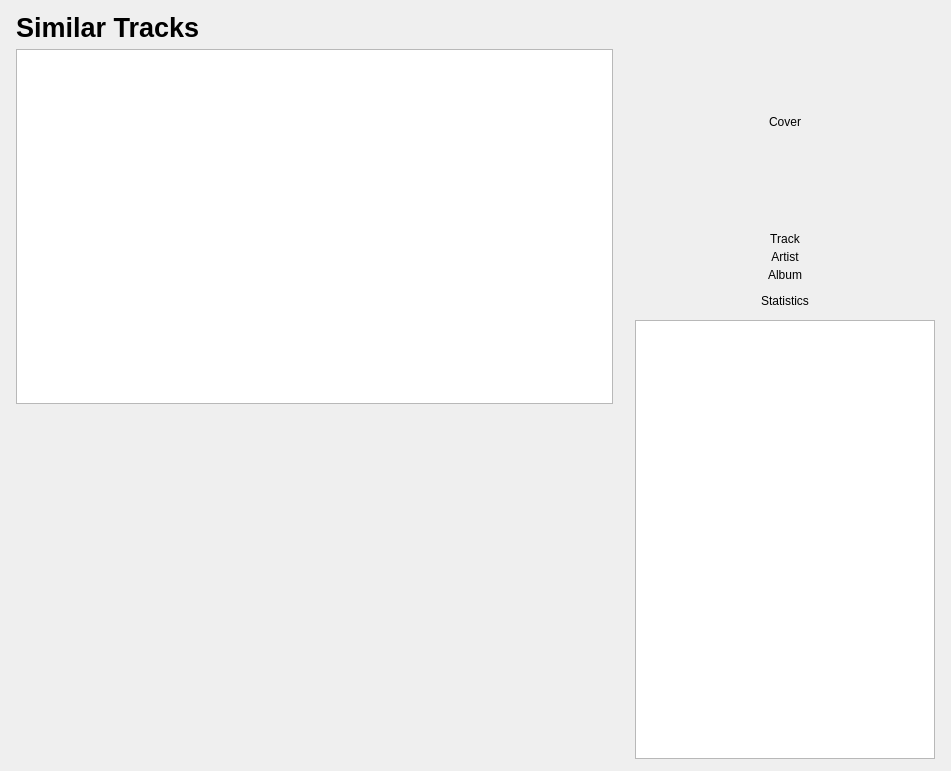
tomahawk-player/tomahawk, file src/libtomahawk/widgets/infowidgets/TrackInfoWidget.ui: the form before one commit.
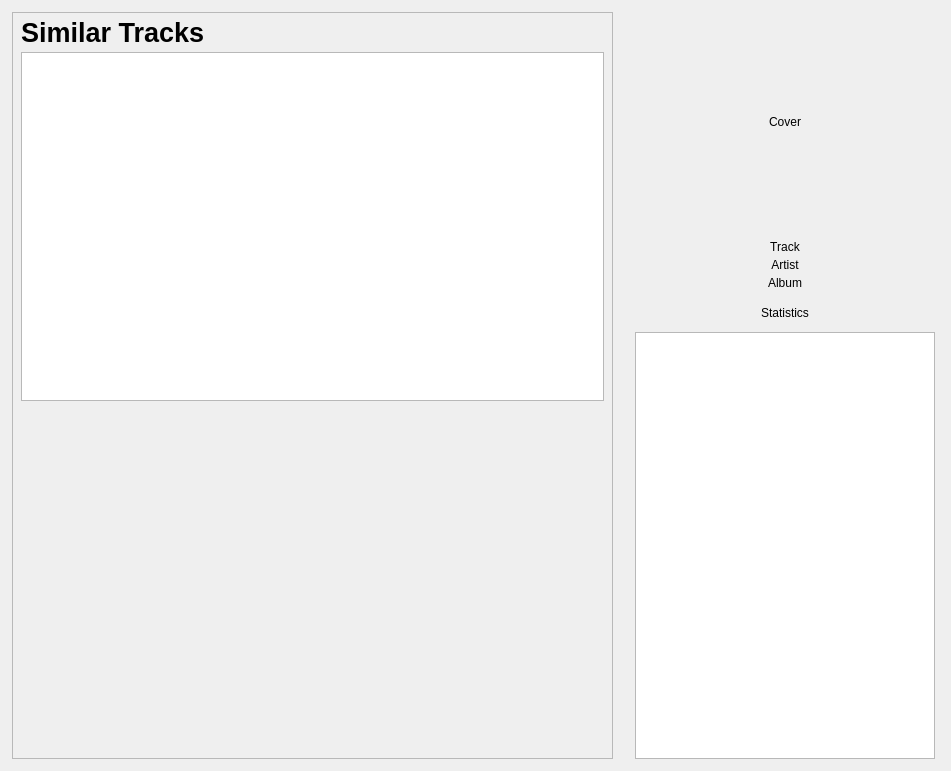
The form after the commit. Custom widgets are drawn as their Qt base class.

Commit message: * Tweaked track page some more.

Patch:
```diff
--- a/src/libtomahawk/widgets/infowidgets/TrackInfoWidget.ui
+++ b/src/libtomahawk/widgets/infowidgets/TrackInfoWidget.ui
@@ -20,7 +20,7 @@
    <item>
     <layout class="QHBoxLayout" name="horizontalLayout_3">
      <property name="leftMargin">
-      <number>16</number>
+      <number>12</number>
      </property>
      <property name="topMargin">
       <number>0</number>
@@ -46,6 +46,36 @@
         <number>12</number>
        </property>
        <item>
+        <widget class="QFrame" name="frame">
+         <property name="minimumSize">
+          <size>
+           <width>0</width>
+           <height>0</height>
+          </size>
+         </property>
+         <property name="frameShape">
+          <enum>QFrame::StyledPanel</enum>
+         </property>
+         <property name="frameShadow">
+          <enum>QFrame::Raised</enum>
+         </property>
+         <layout class="QVBoxLayout" name="verticalLayout_6">
+          <property name="spacing">
+           <number>4</number>
+          </property>
+          <property name="leftMargin">
+           <number>8</number>
+          </property>
+          <property name="topMargin">
+           <number>4</number>
+          </property>
+          <property name="rightMargin">
+           <number>8</number>
+          </property>
+          <property name="bottomMargin">
+           <number>8</number>
+          </property>
+          <item>
         <widget class="QLabel" name="label">
          <property name="font">
           <font>
@@ -87,6 +117,9 @@
         </spacer>
        </item>
       </layout>
+        </widget>
+       </item>
+      </layout>
      </item>
      <item>
       <layout class="QVBoxLayout" name="verticalLayout_2">
@@ -142,6 +175,22 @@
             </property>
            </widget>
           </item>
+          <item>
+           <spacer name="verticalSpacer_4">
+            <property name="orientation">
+             <enum>Qt::Vertical</enum>
+            </property>
+            <property name="sizeType">
+             <enum>QSizePolicy::Fixed</enum>
+            </property>
+            <property name="sizeHint" stdset="0">
+             <size>
+              <width>20</width>
+              <height>8</height>
+             </size>
+            </property>
+           </spacer>
+          </item>
           <item>
            <layout class="QVBoxLayout" name="verticalLayout">
             <property name="spacing">
@@ -213,7 +262,7 @@
             <property name="sizeHint" stdset="0">
              <size>
               <width>20</width>
-              <height>12</height>
+              <height>16</height>
              </size>
             </property>
            </spacer>
```
Lines whose indentation alone changed are shown as unchanged. The commit also changes 1 other file.
